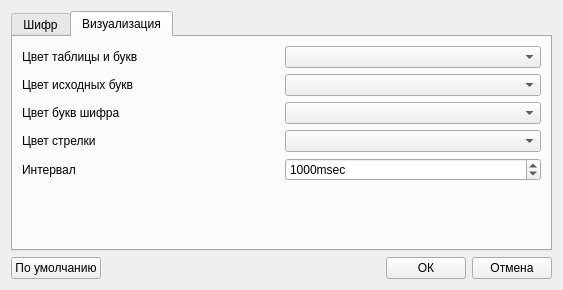
Before: the Qt Designer form settingsdialog.ui in smarttowel/crypto, drawn with Qt 5.
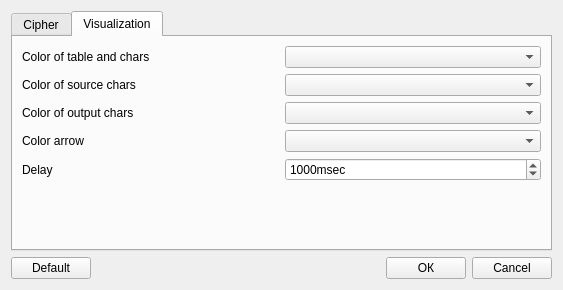
After: the same form once the commit is applied. The open tabs and pages were chosen to show the change.

Commit message: Close #1 English language by default

The edit to the form file:
```diff
--- a/settingsdialog.ui
+++ b/settingsdialog.ui
@@ -21,7 +21,7 @@
      </property>
      <widget class="QWidget" name="tab">
       <attribute name="title">
-       <string>Шифр</string>
+       <string>Cipher</string>
       </attribute>
       <layout class="QHBoxLayout" name="horizontalLayout_3">
        <item>
@@ -97,7 +97,7 @@
      </widget>
      <widget class="QWidget" name="tab_2">
       <attribute name="title">
-       <string>Визуализация</string>
+       <string>Visualization</string>
       </attribute>
       <layout class="QVBoxLayout" name="verticalLayout_4">
        <item>
@@ -107,7 +107,7 @@
            <item>
             <widget class="QLabel" name="label_4">
              <property name="text">
-              <string>Цвет таблицы и букв</string>
+              <string>Color of table and chars</string>
              </property>
             </widget>
            </item>
@@ -121,7 +121,7 @@
            <item>
             <widget class="QLabel" name="label_5">
              <property name="text">
-              <string>Цвет исходных букв</string>
+              <string>Color of source chars</string>
              </property>
             </widget>
            </item>
@@ -135,7 +135,7 @@
            <item>
             <widget class="QLabel" name="label_6">
              <property name="text">
-              <string>Цвет букв шифра</string>
+              <string>Color of output chars</string>
              </property>
             </widget>
            </item>
@@ -149,7 +149,7 @@
            <item>
             <widget class="QLabel" name="label_7">
              <property name="text">
-              <string>Цвет стрелки</string>
+              <string>Color arrow</string>
              </property>
             </widget>
            </item>
@@ -163,7 +163,7 @@
            <item>
             <widget class="QLabel" name="label_8">
              <property name="text">
-              <string>Интервал</string>
+              <string>Delay</string>
              </property>
             </widget>
            </item>
@@ -212,7 +212,7 @@
      <item>
       <widget class="QPushButton" name="defaultSettingsPushButton">
        <property name="text">
-        <string>По умолчанию</string>
+        <string>Default</string>
        </property>
       </widget>
      </item>
@@ -239,7 +239,7 @@
      <item>
       <widget class="QPushButton" name="cancelPushButton">
        <property name="text">
-        <string>Отмена</string>
+        <string>Cancel</string>
        </property>
       </widget>
      </item>
```
Left out of the diff: 8 changed lines with no effect on the pictures. The commit also changes 24 other files.
